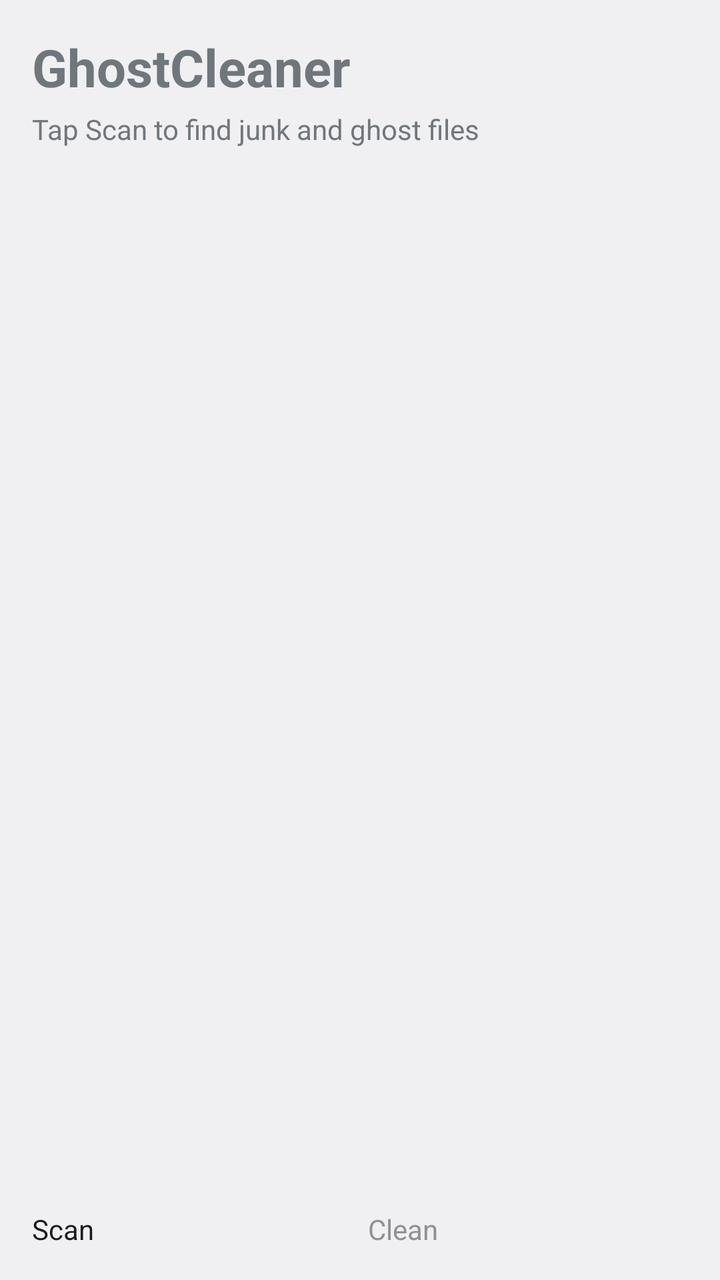
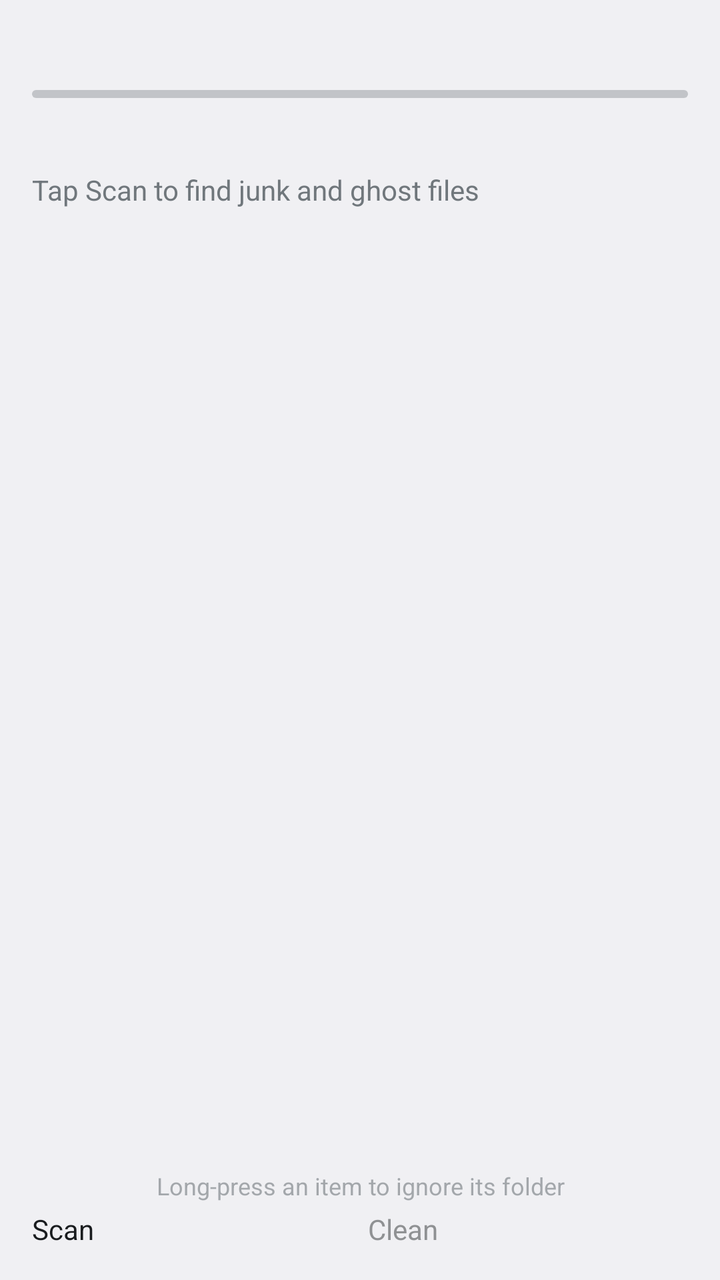

Before-and-after screenshots of an Android layout around one commit, followed by the original layout XML and the change that was made.
<!-- AndroidManifest.xml: application theme android:Theme.DeviceDefault.DayNight -->
<!-- res/layout/activity_main.xml -->
<?xml version="1.0" encoding="utf-8"?>
<LinearLayout xmlns:android="http://schemas.android.com/apk/res/android"
    android:layout_width="match_parent"
    android:layout_height="match_parent"
    android:fitsSystemWindows="true"
    android:orientation="vertical"
    android:padding="16dp">

    <TextView
        android:layout_width="wrap_content"
        android:layout_height="wrap_content"
        android:text="@string/app_name"
        android:textSize="26sp"
        android:textStyle="bold" />

    <TextView
        android:id="@+id/status"
        android:layout_width="match_parent"
        android:layout_height="wrap_content"
        android:layout_marginTop="4dp"
        android:ellipsize="middle"
        android:singleLine="true"
        android:text="@string/status_idle"
        android:textSize="14sp" />

    <TextView
        android:id="@+id/total"
        android:layout_width="wrap_content"
        android:layout_height="wrap_content"
        android:layout_marginTop="12dp"
        android:textSize="32sp"
        android:textStyle="bold" />

    <ProgressBar
        android:id="@+id/progress"
        style="?android:attr/progressBarStyleHorizontal"
        android:layout_width="match_parent"
        android:layout_height="wrap_content"
        android:indeterminate="true"
        android:visibility="gone" />

    <ListView
        android:id="@+id/list"
        android:layout_width="match_parent"
        android:layout_height="0dp"
        android:layout_marginTop="8dp"
        android:layout_weight="1" />

    <LinearLayout
        android:layout_width="match_parent"
        android:layout_height="wrap_content"
        android:orientation="horizontal">

        <Button
            android:id="@+id/scan"
            android:layout_width="0dp"
            android:layout_height="wrap_content"
            android:layout_weight="1"
            android:text="@string/scan" />

        <Button
            android:id="@+id/clean"
            android:layout_width="0dp"
            android:layout_height="wrap_content"
            android:layout_marginStart="8dp"
            android:layout_weight="1"
            android:enabled="false"
            android:text="@string/clean" />
    </LinearLayout>
</LinearLayout>
<!-- resources referenced by this layout -->
<resources>
  <string name="app_name">GhostCleaner</string>
  <string name="clean">Clean</string>
  <string name="scan">Scan</string>
  <string name="status_idle">Tap Scan to find junk and ghost files</string>
</resources>

<!-- the commit's change to res/layout/activity_main.xml (unified diff, before → after) -->
@@ -6,18 +6,34 @@
     android:orientation="vertical"
     android:padding="16dp">
 
+    
     <TextView
-        android:layout_width="wrap_content"
+        android:id="@+id/storageText"
+        android:layout_width="match_parent"
         android:layout_height="wrap_content"
-        android:text="@string/app_name"
-        android:textSize="26sp"
-        android:textStyle="bold" />
+        android:textSize="14sp" />
+
+    <ProgressBar
+        android:id="@+id/storageBar"
+        style="?android:attr/progressBarStyleHorizontal"
+        android:layout_width="match_parent"
+        android:layout_height="wrap_content"
+        android:layout_marginTop="4dp"
+        android:max="1000" />
+
+    <TextView
+        android:id="@+id/freedText"
+        android:layout_width="match_parent"
+        android:layout_height="wrap_content"
+        android:layout_marginTop="2dp"
+        android:alpha="0.7"
+        android:textSize="12sp" />
 
     <TextView
         android:id="@+id/status"
         android:layout_width="match_parent"
         android:layout_height="wrap_content"
-        android:layout_marginTop="4dp"
+        android:layout_marginTop="12dp"
         android:ellipsize="middle"
         android:singleLine="true"
         android:text="@string/status_idle"
@@ -27,7 +43,7 @@
         android:id="@+id/total"
         android:layout_width="wrap_content"
         android:layout_height="wrap_content"
-        android:layout_marginTop="12dp"
+        android:layout_marginTop="4dp"
         android:textSize="32sp"
         android:textStyle="bold" />
 
@@ -46,6 +62,15 @@
         android:layout_marginTop="8dp"
         android:layout_weight="1" />
 
+    <TextView
+        android:layout_width="match_parent"
+        android:layout_height="wrap_content"
+        android:layout_marginBottom="4dp"
+        android:alpha="0.6"
+        android:gravity="center"
+        android:text="@string/hint_long_press"
+        android:textSize="12sp" />
+
     <LinearLayout
         android:layout_width="match_parent"
         android:layout_height="wrap_content"
@@ -59,6 +84,15 @@
             android:text="@string/scan" />
 
         <Button
+            android:id="@+id/undo"
+            android:layout_width="0dp"
+            android:layout_height="wrap_content"
+            android:layout_marginStart="8dp"
+            android:layout_weight="1"
+            android:text="@string/undo"
+            android:visibility="gone" />
+
+        <Button
             android:id="@+id/clean"
             android:layout_width="0dp"
             android:layout_height="wrap_content"
<!-- resource entries referenced after the edit -->
@@ -1,8 +1,9 @@
 <!-- resources referenced by this layout -->
 <resources>
-  <string name="app_name">GhostCleaner</string>
   <string name="clean">Clean</string>
+  <string name="hint_long_press">Long-press an item to ignore its folder</string>
   <string name="scan">Scan</string>
   <string name="status_idle">Tap Scan to find junk and ghost files</string>
+  <string name="undo">Undo</string>
 </resources>
 
